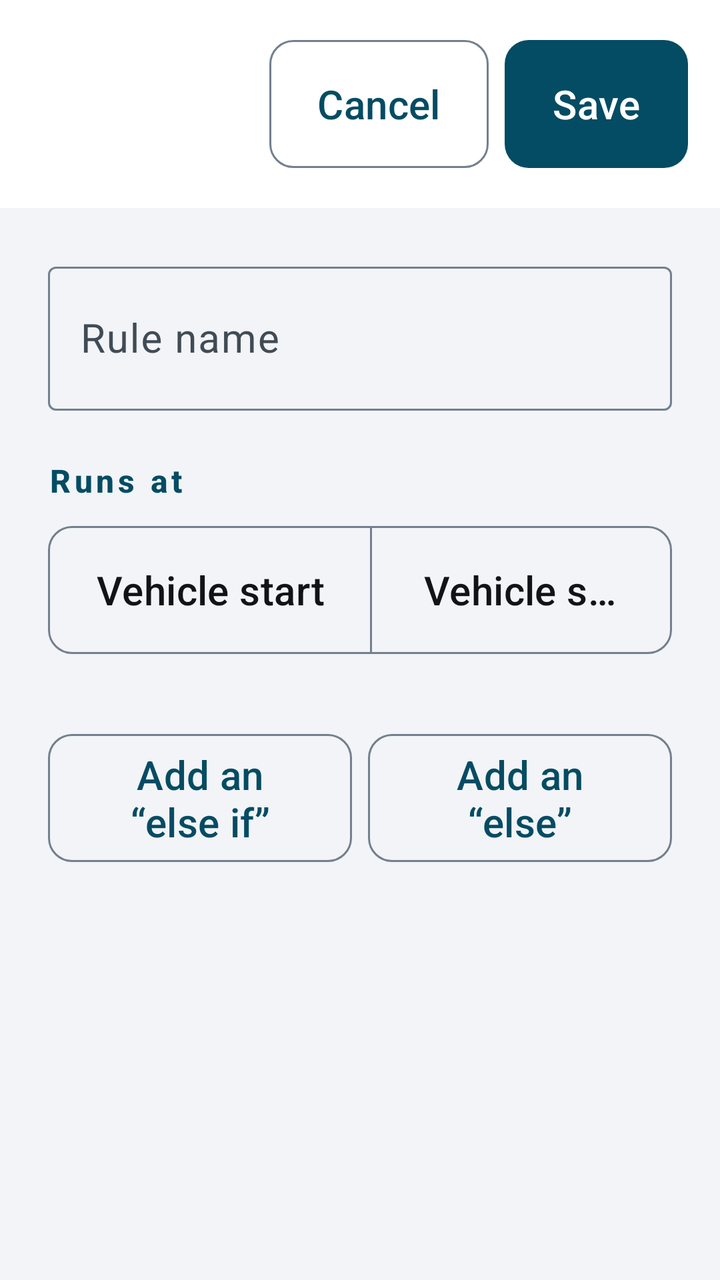
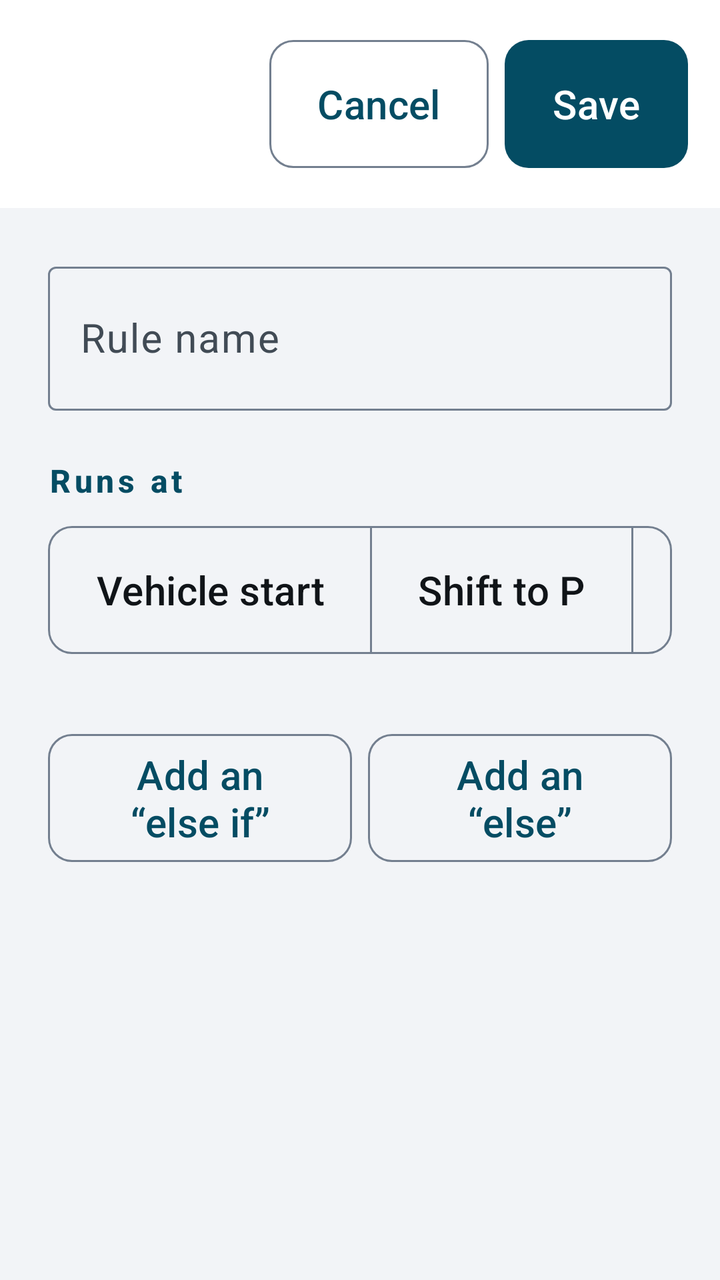

Compare the two renders of this Android layout. The source of the first and the diff that turns it into the second are given below.
<!-- AndroidManifest.xml: application theme Theme.EVTasker -->
<!-- res/layout/activity_rule_editor.xml -->
<?xml version="1.0" encoding="utf-8"?>
<LinearLayout xmlns:android="http://schemas.android.com/apk/res/android"
    xmlns:app="http://schemas.android.com/apk/res-auto"
    android:layout_width="match_parent"
    android:layout_height="match_parent"
    android:orientation="vertical"
    android:background="@color/ev_background">

    
    <LinearLayout
        android:layout_width="match_parent"
        android:layout_height="wrap_content"
        android:orientation="horizontal"
        android:gravity="center_vertical"
        android:background="@color/ev_surface"
        android:padding="@dimen/spacing_md">

        <TextView
            android:id="@+id/editorTitle"
            android:layout_width="wrap_content"
            android:layout_height="wrap_content"
            android:textAppearance="@style/Text.EV.Title"
            android:layout_marginEnd="@dimen/spacing_lg" />

        <View
            android:layout_width="0dp"
            android:layout_height="1dp"
            android:layout_weight="1" />

        <com.google.android.material.button.MaterialButton
            android:id="@+id/cancelButton"
            style="@style/Widget.EV.Button.Outlined"
            android:layout_width="wrap_content"
            android:layout_height="wrap_content"
            android:text="@string/editor_cancel" />

        <com.google.android.material.button.MaterialButton
            android:id="@+id/saveButton"
            style="@style/Widget.EV.Button"
            android:layout_width="wrap_content"
            android:layout_height="wrap_content"
            android:layout_marginStart="@dimen/spacing_sm"
            android:text="@string/editor_save" />
    </LinearLayout>

    <ScrollView
        android:layout_width="match_parent"
        android:layout_height="0dp"
        android:layout_weight="1"
        android:padding="@dimen/spacing_lg">

        <LinearLayout
            android:layout_width="match_parent"
            android:layout_height="wrap_content"
            android:orientation="vertical">

            <com.google.android.material.textfield.TextInputLayout
                android:layout_width="match_parent"
                android:layout_height="wrap_content"
                android:hint="@string/editor_name_hint"
                style="@style/Widget.Material3.TextInputLayout.OutlinedBox">

                <com.google.android.material.textfield.TextInputEditText
                    android:id="@+id/nameInput"
                    android:layout_width="match_parent"
                    android:layout_height="wrap_content"
                    android:minHeight="@dimen/touch_target"
                    android:textSize="@dimen/text_body"
                    android:inputType="textCapSentences"
                    android:maxLines="1" />
            </com.google.android.material.textfield.TextInputLayout>

            
            <TextView
                android:id="@+id/triggerLabel"
                android:layout_width="wrap_content"
                android:layout_height="wrap_content"
                android:layout_marginTop="@dimen/spacing_lg"
                android:text="@string/editor_trigger"
                android:textAppearance="@style/Text.EV.SectionHeader" />

            <com.google.android.material.button.MaterialButtonToggleGroup
                android:id="@+id/triggerGroup"
                android:layout_width="wrap_content"
                android:layout_height="wrap_content"
                android:layout_marginTop="@dimen/spacing_sm"
                app:singleSelection="true"
                app:selectionRequired="true">

                <com.google.android.material.button.MaterialButton
                    android:id="@+id/triggerIgnitionOn"
                    style="@style/Widget.EV.Button.Outlined"
                    android:layout_width="wrap_content"
                    android:layout_height="wrap_content"
                    android:text="@string/editor_trigger_on" />

                <com.google.android.material.button.MaterialButton
                    android:id="@+id/triggerIgnitionOff"
                    style="@style/Widget.EV.Button.Outlined"
                    android:layout_width="wrap_content"
                    android:layout_height="wrap_content"
                    android:text="@string/editor_trigger_off" />

            </com.google.android.material.button.MaterialButtonToggleGroup>

            
            <LinearLayout
                android:id="@+id/branchContainer"
                android:layout_width="match_parent"
                android:layout_height="wrap_content"
                android:orientation="vertical"
                android:layout_marginTop="@dimen/spacing_lg" />

            <TextView
                android:id="@+id/expertBranchesNotice"
                android:layout_width="match_parent"
                android:layout_height="wrap_content"
                android:layout_marginTop="@dimen/spacing_sm"
                android:text="@string/editor_expert_branches_notice"
                android:textAppearance="@style/Text.EV.Secondary"
                android:textColor="@color/ev_warn"
                android:visibility="gone" />

            <LinearLayout
                android:id="@+id/advancedBranchControls"
                android:layout_width="match_parent"
                android:layout_height="wrap_content"
                android:orientation="horizontal"
                android:layout_marginTop="@dimen/spacing_sm"
                android:layout_marginBottom="@dimen/spacing_lg">

                <com.google.android.material.button.MaterialButton
                    android:id="@+id/addElseIfButton"
                    style="@style/Widget.EV.Button.Outlined"
                    android:layout_width="0dp"
                    android:layout_weight="1"
                    android:layout_height="wrap_content"
                    android:text="@string/editor_add_else_if" />

                <com.google.android.material.button.MaterialButton
                    android:id="@+id/addElseButton"
                    style="@style/Widget.EV.Button.Outlined"
                    android:layout_width="0dp"
                    android:layout_weight="1"
                    android:layout_height="wrap_content"
                    android:layout_marginStart="@dimen/spacing_sm"
                    android:text="@string/editor_add_else" />
            </LinearLayout>
        </LinearLayout>
    </ScrollView>
</LinearLayout>
<!-- resources referenced by this layout -->
<resources>
  <color name="ev_background">#FFF2F4F7</color>
  <color name="ev_surface">#FFFFFFFF</color>
  <color name="ev_warn">#FF6B3A00</color>
  <dimen name="spacing_lg">24dp</dimen>
  <dimen name="spacing_md">16dp</dimen>
  <dimen name="spacing_sm">8dp</dimen>
  <dimen name="text_body">20sp</dimen>
  <dimen name="touch_target">72dp</dimen>
  <string name="editor_add_else">Add an “else”</string>
  <string name="editor_add_else_if">Add an “else if”</string>
  <string name="editor_cancel">Cancel</string>
  <string name="editor_expert_branches_notice">Advanced branches from this rule remain editable. Enable Expert mode in Configuration to add more.</string>
  <string name="editor_name_hint">Rule name</string>
  <string name="editor_save">Save</string>
  <string name="editor_trigger">Runs at</string>
  <string name="editor_trigger_off">Vehicle switch-off</string>
  <string name="editor_trigger_on">Vehicle start</string>
  <style name="Text.EV.Secondary" parent="TextAppearance.Material3.BodyMedium">
          <item name="android:textSize">@dimen/text_secondary</item>
          <item name="android:textColor">@color/ev_text_secondary</item>
      </style>
  <style name="Text.EV.SectionHeader" parent="TextAppearance.Material3.LabelLarge">
          <item name="android:textSize">@dimen/text_label</item>
          <item name="android:textColor">@color/ev_accent</item>
          <item name="android:letterSpacing">0.12</item>
          <item name="android:textStyle">bold</item>
      </style>
  <style name="Text.EV.Title" parent="TextAppearance.Material3.TitleLarge">
          <item name="android:textSize">@dimen/text_title</item>
          <item name="android:textColor">@color/ev_text_primary</item>
      </style>
  <style name="Widget.EV.Button" parent="Widget.Material3.Button">
          <item name="shapeAppearanceOverlay">@style/ShapeAppearanceOverlay.EV.Button</item>
          <item name="android:minHeight">@dimen/touch_target</item>
          <item name="android:textSize">@dimen/text_body</item>
          <item name="android:paddingStart">@dimen/spacing_lg</item>
          <item name="android:paddingEnd">@dimen/spacing_lg</item>
      </style>
  <dimen name="text_secondary">17sp</dimen>
  <color name="ev_text_secondary">#FF414B55</color>
  <dimen name="text_label">16sp</dimen>
  <color name="ev_accent">#FF044C63</color>
  <dimen name="text_title">26sp</dimen>
  <color name="ev_text_primary">#FF101418</color>
  <style name="ShapeAppearanceOverlay.EV.Button" parent="">
          <item name="cornerSize">@dimen/ev_corner</item>
      </style>
  <color name="ev_on_accent">#FFFFFFFF</color>
  <color name="ev_surface_raised">#FFE4E8ED</color>
  <color name="ev_error">#FF8F0F18</color>
  <color name="ev_outline">#FF737F8F</color>
  <style name="ThemeOverlay.EVTasker.Dialog" parent="ThemeOverlay.EV.Dialog">
          <item name="materialAlertDialogTitleTextStyle">@style/EVTasker.Dialog.Title</item>
          
          <item name="materialAlertDialogBodyTextStyle">@style/EVTasker.Dialog.Body</item>
      </style>
  <dimen name="ev_corner">12dp</dimen>
  <style name="EVTasker.Dialog.Title" parent="MaterialAlertDialog.Material3.Title.Text">
          <item name="android:textSize">@dimen/text_title</item>
          <item name="android:textColor">@color/ev_text_primary</item>
      </style>
  <style name="EVTasker.Dialog.Body" parent="MaterialAlertDialog.Material3.Body.Text">
          <item name="android:textSize">@dimen/text_body</item>
          <item name="android:textColor">@color/ev_text_primary</item>
          <item name="android:lineSpacingMultiplier">1.3</item>
      </style>
  <style name="Widget.EV.DialogButton" parent="Widget.Material3.Button.TextButton.Dialog">
          <item name="shapeAppearanceOverlay">@style/ShapeAppearanceOverlay.EV.Button</item>
          <item name="android:minHeight">@dimen/touch_target</item>
          <item name="android:minWidth">140dp</item>
          <item name="android:textSize">@dimen/text_body</item>
      </style>
</resources>

<!-- the commit's change to res/layout/activity_rule_editor.xml (unified diff, before → after) -->
@@ -95,6 +95,13 @@
                     android:text="@string/editor_trigger_on" />
 
                 <com.google.android.material.button.MaterialButton
+                    android:id="@+id/triggerGearPark"
+                    style="@style/Widget.EV.Button.Outlined"
+                    android:layout_width="wrap_content"
+                    android:layout_height="wrap_content"
+                    android:text="@string/editor_trigger_park" />
+
+                <com.google.android.material.button.MaterialButton
                     android:id="@+id/triggerIgnitionOff"
                     style="@style/Widget.EV.Button.Outlined"
                     android:layout_width="wrap_content"
<!-- resource entries referenced after the edit -->
@@ -17,6 +17,7 @@
   <string name="editor_trigger">Runs at</string>
   <string name="editor_trigger_off">Vehicle switch-off</string>
   <string name="editor_trigger_on">Vehicle start</string>
+  <string name="editor_trigger_park">Shift to P</string>
   <style name="Text.EV.Secondary" parent="TextAppearance.Material3.BodyMedium">
           <item name="android:textSize">@dimen/text_secondary</item>
           <item name="android:textColor">@color/ev_text_secondary</item>
